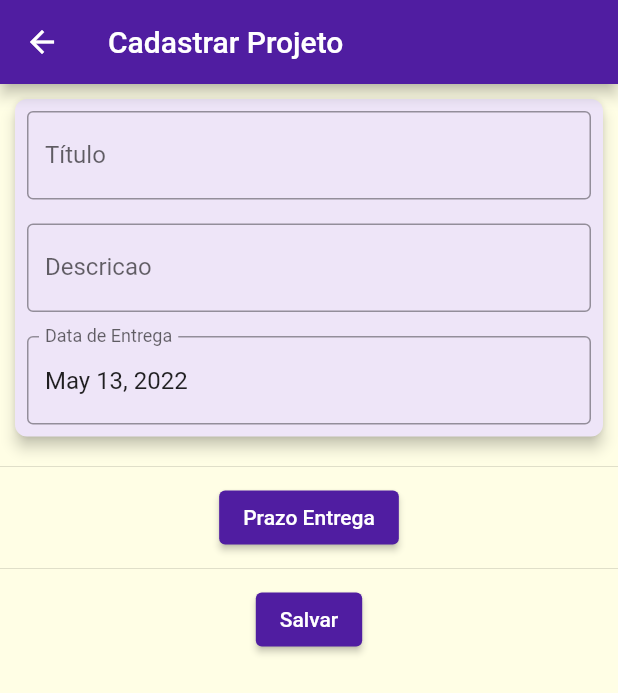
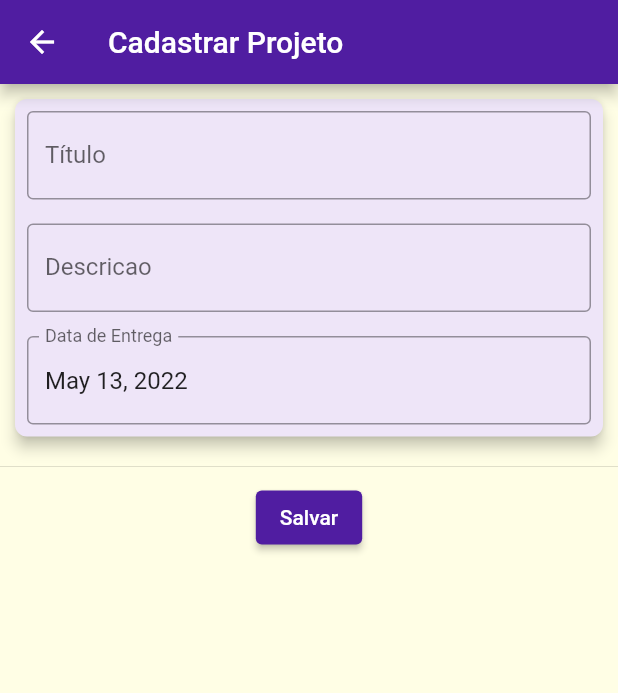
Before and after one commit to Ipojuca/flutter, a Flutter app: the ProjetoCadastroScreen screen opened by its route, on a phone screen of 412 x 824 dp. Shown: the top 693 px of the screen. Run offline on Flutter 3.47's test engine with Material 2 defaults, Android fonts, the phone set to English and light mode, and no system bars; drawn by our look-alikes of date_field; Roboto replaces fonts that are missing (RobotoCondensed).

Commit message:
limpeza do codigo

```diff
--- a/un1projeto/lib/screens/projeto_cadastro.dart
+++ b/un1projeto/lib/screens/projeto_cadastro.dart
@@ -89,11 +89,11 @@ class _ProjetoCadastroScreenState extends State<ProjetoCadastroScreen> {
                     }),
               ),
             ])),
-        Divider(
-          height: 20,
-        ),
-        ElevatedButton(
-            onPressed: _showDatePicker, child: Text('Prazo Entrega')),
+        // Divider(
+        //   height: 20,
+        // ),
+        // ElevatedButton(
+        //     onPressed: _showDatePicker, child: Text('Prazo Entrega')),
         Divider(
           height: 20,
         ),
```
Also changed, not shown: un1projeto/lib/screens/projetos_screen.dart (+2 -15 lines).
